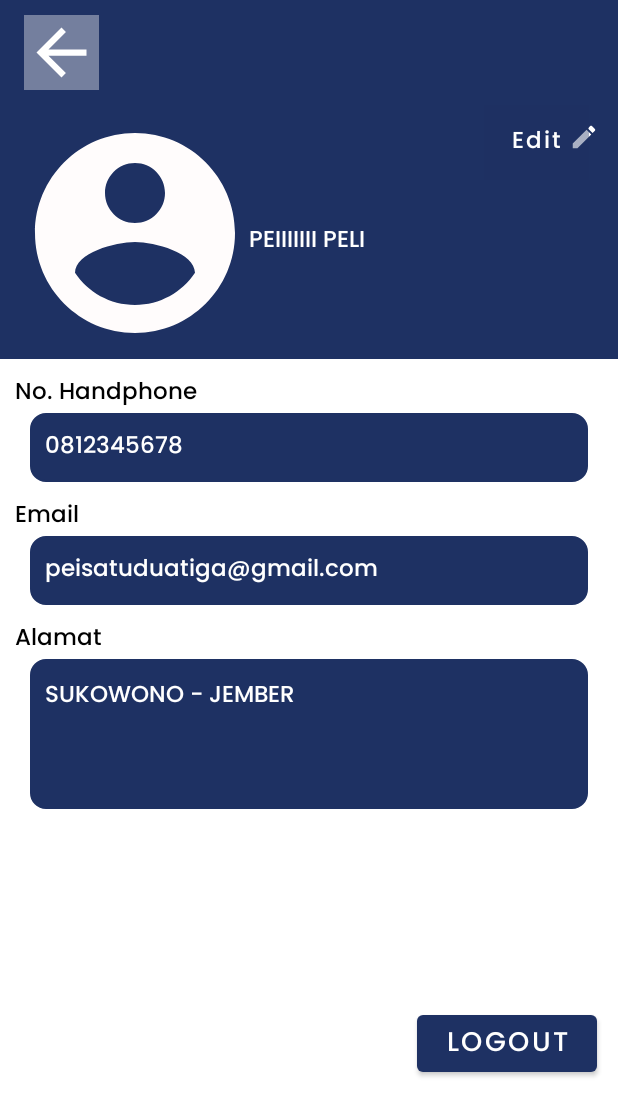
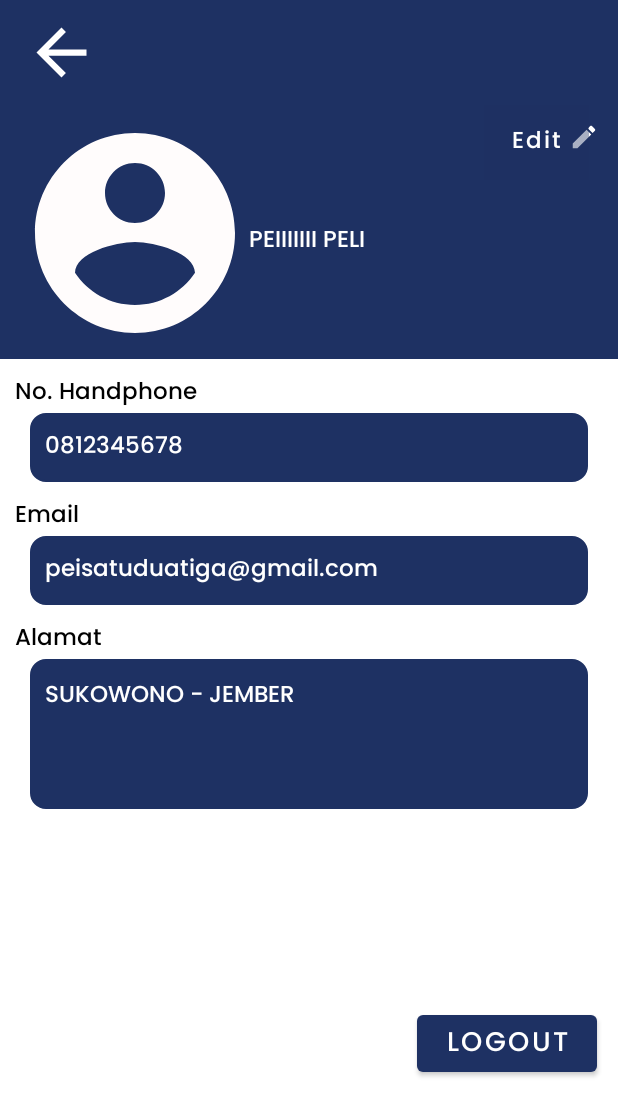
Before and after one commit to ardianhilmip35/Tunas-Cahaya.github.io, an Android app: the screen it shows after launch (MainActivity), on a phone screen of 412 x 824 dp. Shown: the top 1116 px of the screen. Run offline under Robolectric (Android 15) with nearby library versions, the phone set to English and light mode, and no system bars.

Commit message:
Update appbar.xml

```diff
--- a/Mobile/pengaturanakun/app/src/main/res/layout/appbar.xml
+++ b/Mobile/pengaturanakun/app/src/main/res/layout/appbar.xml
@@ -12,7 +12,7 @@
         android:layout_width="50dp"
         android:layout_height="50dp"
         android:src="@drawable/back"
-        android:background="@color/material_on_primary_disabled"
+        android:background="@color/admin"
         />
 
 
```
